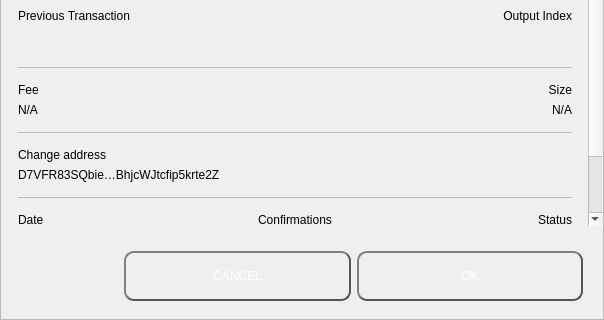
MotoAcidic/Rapids, file src/qt/rapids/forms/sendconfirmdialog.ui: the form before one commit; both pictures show x 0 to 604 and y 378 to 698 of the 604 by 698 pixel window.
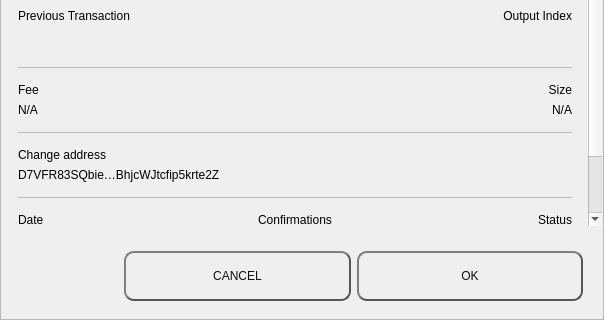
The form after the commit.

```diff
--- a/src/qt/rapids/forms/sendconfirmdialog.ui
+++ b/src/qt/rapids/forms/sendconfirmdialog.ui
@@ -999,13 +999,13 @@
            </property>
            <property name="styleSheet">
             <string notr="true">QPushButton {
-color: #fff;
+color: #0F0F0F;
 border: 2px solid #555;
 border-radius: 10px;
 border-style: outset;
 background: qradialgradient(
 cx: 0.3, cy: -0.4, fx: 0.3, fy: -0.4,
-radius: 1.35, stop: 0 #FF5533, stop: 1 #FF5533
+radius: 1.35, stop: 0 #d1d5db, stop: 1 #d1d5db
 );
 padding: 5px;
 }
@@ -1035,13 +1035,13 @@
            </property>
            <property name="styleSheet">
             <string notr="true">QPushButton {
-color: #fff;
+color: #0F0F0F;
 border: 2px solid #555;
 border-radius: 10px;
 border-style: outset;
 background: qradialgradient(
 cx: 0.3, cy: -0.4, fx: 0.3, fy: -0.4,
-radius: 1.35, stop: 0 #FF5533, stop: 1 #FF5533
+radius: 1.35, stop: 0 #d1d5db, stop: 1 #d1d5db
 );
 padding: 5px;
 }
```
Left out of the diff: 4 changed lines with no effect on the pictures.
